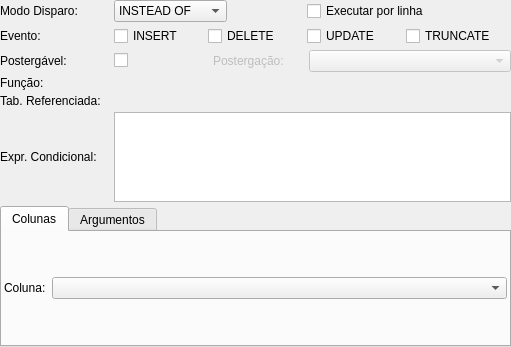
Above: pgmodeler_ui/ui/gatilhowidget.ui from erdincay/pgmodeler-old before the change. Below: the same form after it.
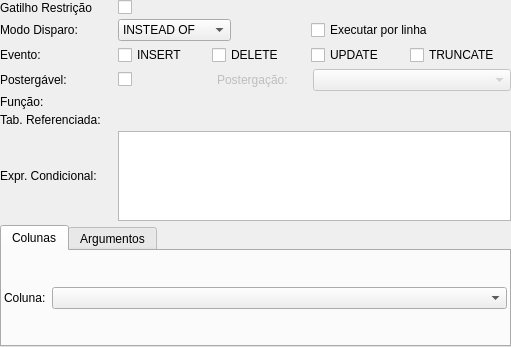
That is the form after the change.

The edit to the form file:
```diff
--- a/pgmodeler_ui/ui/gatilhowidget.ui
+++ b/pgmodeler_ui/ui/gatilhowidget.ui
@@ -26,7 +26,7 @@
    <property name="spacing">
     <number>4</number>
    </property>
-   <item row="0" column="0">
+   <item row="1" column="0">
     <widget class="QLabel" name="tipo_disparo_lbl">
      <property name="enabled">
       <bool>true</bool>
@@ -54,7 +54,7 @@
      </property>
     </widget>
    </item>
-   <item row="0" column="1">
+   <item row="1" column="2">
     <layout class="QHBoxLayout" name="horizontalLayout_2">
      <item>
       <widget class="QComboBox" name="tipo_disparo_cmb">
@@ -129,7 +129,7 @@
      </item>
     </layout>
    </item>
-   <item row="1" column="0">
+   <item row="2" column="0">
     <widget class="QLabel" name="evento_lbl">
      <property name="sizePolicy">
       <sizepolicy hsizetype="Fixed" vsizetype="Fixed">
@@ -154,7 +154,7 @@
      </property>
     </widget>
    </item>
-   <item row="1" column="1">
+   <item row="2" column="2">
     <layout class="QHBoxLayout" name="horizontalLayout_3">
      <property name="sizeConstraint">
       <enum>QLayout::SetDefaultConstraint</enum>
@@ -261,7 +261,7 @@
      </item>
     </layout>
    </item>
-   <item row="2" column="0">
+   <item row="3" column="0">
     <widget class="QLabel" name="postergavel_lbl">
      <property name="sizePolicy">
       <sizepolicy hsizetype="Fixed" vsizetype="Fixed">
@@ -286,7 +286,7 @@
      </property>
     </widget>
    </item>
-   <item row="2" column="1">
+   <item row="3" column="2">
     <layout class="QHBoxLayout" name="horizontalLayout">
      <item>
       <widget class="QCheckBox" name="postergavel_chk">
@@ -368,35 +368,7 @@
      </item>
     </layout>
    </item>
-   <item row="3" column="0">
-    <widget class="QLabel" name="funcao_lbl">
-     <property name="enabled">
-      <bool>true</bool>
-     </property>
-     <property name="sizePolicy">
-      <sizepolicy hsizetype="Fixed" vsizetype="Fixed">
-       <horstretch>0</horstretch>
-       <verstretch>0</verstretch>
-      </sizepolicy>
-     </property>
-     <property name="minimumSize">
-      <size>
-       <width>110</width>
-       <height>0</height>
-      </size>
-     </property>
-     <property name="maximumSize">
-      <size>
-       <width>110</width>
-       <height>16777215</height>
-      </size>
-     </property>
-     <property name="text">
-      <string>Função:</string>
-     </property>
-    </widget>
-   </item>
-   <item row="4" column="0">
+   <item row="6" column="0">
     <widget class="QLabel" name="tab_referenciada_lbl">
      <property name="enabled">
       <bool>true</bool>
@@ -424,7 +396,7 @@
      </property>
     </widget>
    </item>
-   <item row="5" column="0">
+   <item row="7" column="0">
     <widget class="QLabel" name="exp_condicional_lbl">
      <property name="sizePolicy">
       <sizepolicy hsizetype="Fixed" vsizetype="Preferred">
@@ -449,7 +421,7 @@
      </property>
     </widget>
    </item>
-   <item row="5" column="1">
+   <item row="7" column="2">
     <widget class="QTextEdit" name="exp_condicional_txt">
      <property name="sizePolicy">
       <sizepolicy hsizetype="Expanding" vsizetype="Expanding">
@@ -495,7 +467,7 @@
      </property>
     </widget>
    </item>
-   <item row="6" column="0" colspan="2">
+   <item row="8" column="0" colspan="3">
     <widget class="QTabWidget" name="arg_cols_tbw">
      <property name="currentIndex">
       <number>0</number>
@@ -580,6 +552,48 @@
      </widget>
     </widget>
    </item>
+   <item row="5" column="0">
+    <widget class="QLabel" name="funcao_lbl">
+     <property name="enabled">
+      <bool>true</bool>
+     </property>
+     <property name="sizePolicy">
+      <sizepolicy hsizetype="Fixed" vsizetype="Fixed">
+       <horstretch>0</horstretch>
+       <verstretch>0</verstretch>
+      </sizepolicy>
+     </property>
+     <property name="minimumSize">
+      <size>
+       <width>110</width>
+       <height>0</height>
+      </size>
+     </property>
+     <property name="maximumSize">
+      <size>
+       <width>110</width>
+       <height>16777215</height>
+      </size>
+     </property>
+     <property name="text">
+      <string>Função:</string>
+     </property>
+    </widget>
+   </item>
+   <item row="0" column="0">
+    <widget class="QLabel" name="gat_rest_lbl">
+     <property name="text">
+      <string>Gatilho Restrição</string>
+     </property>
+    </widget>
+   </item>
+   <item row="0" column="2">
+    <widget class="QCheckBox" name="gat_rest_chk">
+     <property name="text">
+      <string/>
+     </property>
+    </widget>
+   </item>
   </layout>
  </widget>
  <resources/>
```
